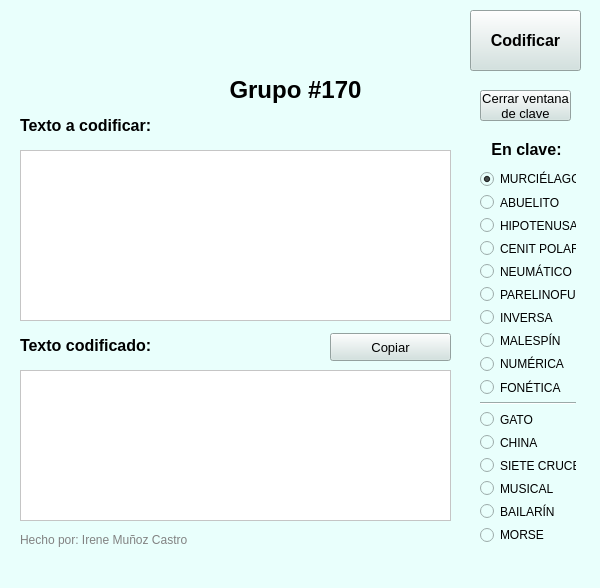
This is GUI/Principal.ui in irefut/cifraClaves as Qt 5 draws it before an edit. The edited form follows.
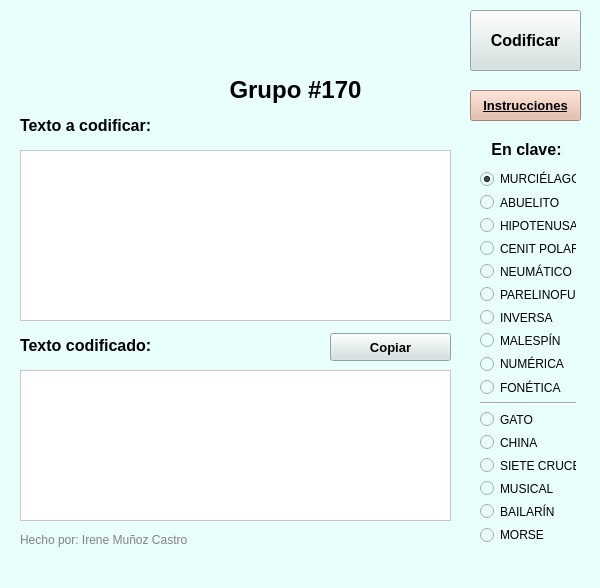
This is the edited form. Icons and pictures are not drawn.

Commit message: Add botón de instrucciones

Patch:
```diff
--- a/GUI/Principal.ui
+++ b/GUI/Principal.ui
@@ -383,26 +383,26 @@
    <widget class="QPushButton" name="boton_cerrar">
     <property name="geometry">
      <rect>
-      <x>480</x>
+      <x>470</x>
       <y>90</y>
-      <width>91</width>
+      <width>111</width>
       <height>31</height>
      </rect>
     </property>
     <property name="font">
      <font>
       <pointsize>10</pointsize>
-      <weight>50</weight>
-      <bold>false</bold>
+      <weight>75</weight>
+      <bold>true</bold>
+      <underline>true</underline>
      </font>
     </property>
     <property name="styleSheet">
-     <string notr="true">background-color: rgb(207, 226, 223);
+     <string notr="true">background-color: rgb(227, 182, 161);
 </string>
     </property>
     <property name="text">
-     <string>Cerrar ventana 
-de clave</string>
+     <string>Instrucciones</string>
     </property>
    </widget>
    <widget class="QPushButton" name="boton_copiar">
@@ -417,8 +417,8 @@
     <property name="font">
      <font>
       <pointsize>10</pointsize>
-      <weight>50</weight>
-      <bold>false</bold>
+      <weight>75</weight>
+      <bold>true</bold>
      </font>
     </property>
     <property name="toolTip">
```
Left out of the diff: 2 changed lines with no effect on the pictures. The commit also changes 3 other files.
